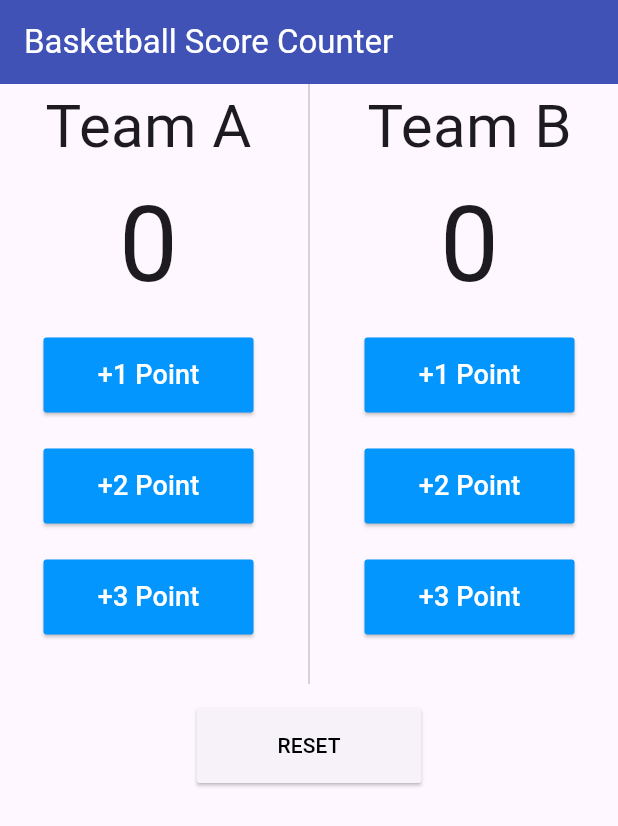
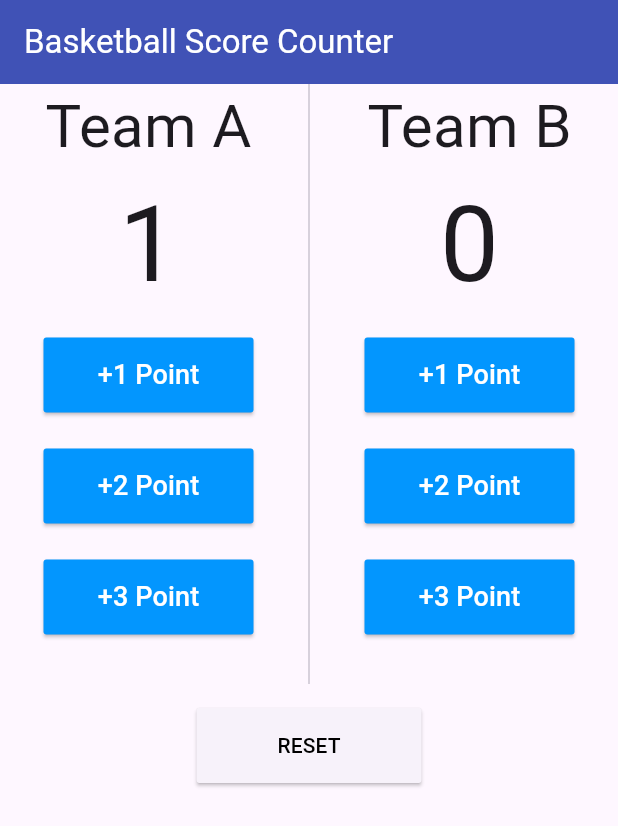
Before and after one commit to Nadeennoshy/basketball_points_counter_app, a Flutter app: the screen it shows after launch, after a tap on "+1 Point", on a phone screen of 412 x 824 dp. Shown: the top 826 px of the screen. Run offline on Flutter 3.47's test engine with Material 3 defaults, Android fonts, the phone set to English and light mode, and no system bars.

```diff
--- a/lib/views/home_view.dart
+++ b/lib/views/home_view.dart
@@ -2,9 +2,16 @@ import 'package:basketball_points_counter_app/widgets/reset_button.dart';
 import 'package:basketball_points_counter_app/widgets/team_column.dart';
 import 'package:flutter/material.dart';
 
-class HomeView extends StatelessWidget {
+class HomeView extends StatefulWidget {
+
   const HomeView({super.key});
 
+  @override
+  State<HomeView> createState() => _HomeViewState();
+}
+
+class _HomeViewState extends State<HomeView> {
+  int teamCount = 0;
   @override
   Widget build(BuildContext context) {
     return Scaffold(
@@ -17,20 +24,30 @@ class HomeView extends StatelessWidget {
           ),
         ),
       ),
-      body: const Column(
+      body: Column(
         children: [
           SizedBox(
             height: 400,
             child: Row(
                     mainAxisAlignment: MainAxisAlignment.spaceEvenly,
               children: [
-                TeamColumn(teamName: 'Team A'),
-                VerticalDivider(),
-                TeamColumn(teamName: 'Team B')
+                TeamColumn(teamName: 'Team A',
+                teamCount: teamCount,
+                ),
+                const VerticalDivider(),
+                TeamColumn(teamName: 'Team B',
+                teamCount: teamCount,
+                ),
               ],
             ),
           ),
-          ResetButton(),
+          ResetButton(
+            reset: (){
+              setState(() {
+              teamCount = 0;
+              });
+            },
+          ),
         ],
       ),
     );
--- a/lib/widgets/counter_button.dart
+++ b/lib/widgets/counter_button.dart
@@ -1,8 +1,10 @@
 import 'package:flutter/material.dart';
 
 class CounterButton extends StatelessWidget {
-  const CounterButton({super.key,required this.counterText});
+  const CounterButton({super.key,required this.counterText,required this.count});
   final String counterText;
+  final Function() count;
+
 
   @override
   Widget build(BuildContext context) {
@@ -14,7 +16,7 @@ class CounterButton extends StatelessWidget {
           backgroundColor: const Color(0xff0396FE),
           fixedSize: const Size(140,50),
         ),
-        onPressed: () {},
+        onPressed: count,
         child: Text(counterText,
           style: const TextStyle(
             color: Colors.white,
--- a/lib/widgets/reset_button.dart
+++ b/lib/widgets/reset_button.dart
@@ -1,14 +1,15 @@
 import 'package:flutter/material.dart';
 
 class ResetButton extends StatelessWidget {
-  const ResetButton({super.key});
+  const ResetButton({super.key,required this.reset});
+  final Function() reset;
 
   @override
   Widget build(BuildContext context) {
     return Padding(
       padding: const EdgeInsets.all(16.0),
       child: ElevatedButton(
-        onPressed: () {},
+        onPressed: reset,
         style: ElevatedButton.styleFrom(
           shape: RoundedRectangleBorder(
             borderRadius: BorderRadius.circular(2),
--- a/lib/widgets/team_column.dart
+++ b/lib/widgets/team_column.dart
@@ -1,27 +1,55 @@
 import 'package:basketball_points_counter_app/widgets/counter_button.dart';
 import 'package:flutter/material.dart';
 
-class TeamColumn extends StatelessWidget {
-  const TeamColumn({super.key,required this.teamName});
+class TeamColumn extends StatefulWidget {
+  TeamColumn({super.key, required this.teamName, required this.teamCount});
   final String teamName;
+  int teamCount;
 
+  @override
+  State<TeamColumn> createState() => _TeamColumnState();
+}
+
+class _TeamColumnState extends State<TeamColumn> {
   @override
   Widget build(BuildContext context) {
     return Column(
-        children: [
-          Text(teamName,
+      children: [
+        Text(
+          widget.teamName,
           style: const TextStyle(
             fontSize: 40,
           ),
-          ),
-          const Text(
-            '0',
-            style: TextStyle(fontSize: 70),
-          ),
-          const CounterButton(counterText: '+1 Point'),
-          const CounterButton(counterText: '+2 Point'),
-          const CounterButton(counterText: '+3 Point')
-
-        ],
-      );
-}}
+        ),
+        Text(
+          '${widget.teamCount}',
+          style: const TextStyle(fontSize: 70),
+        ),
+        CounterButton(
+          counterText: '+1 Point',
+          count: () {
+            setState(() {
+              widget.teamCount++;
+            });
+          },
+        ),
+        CounterButton(
+          counterText: '+2 Point',
+          count: () {
+            setState(() {
+              widget.teamCount += 2;
+            });
+          },
+        ),
+        CounterButton(
+          counterText: '+3 Point',
+          count: () {
+            setState(() {
+              widget.teamCount += 3;
+            });
+          },
+        )
+      ],
+    );
+  }
+}
```
